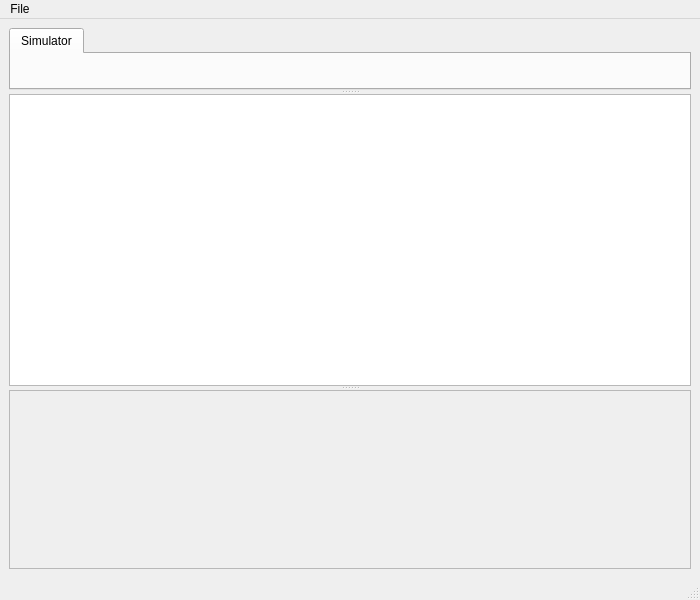
The window that pkmidicron/mainwindow.ui (patrickkidd/pkmidicron) describes before a commit, drawn with Qt 5.
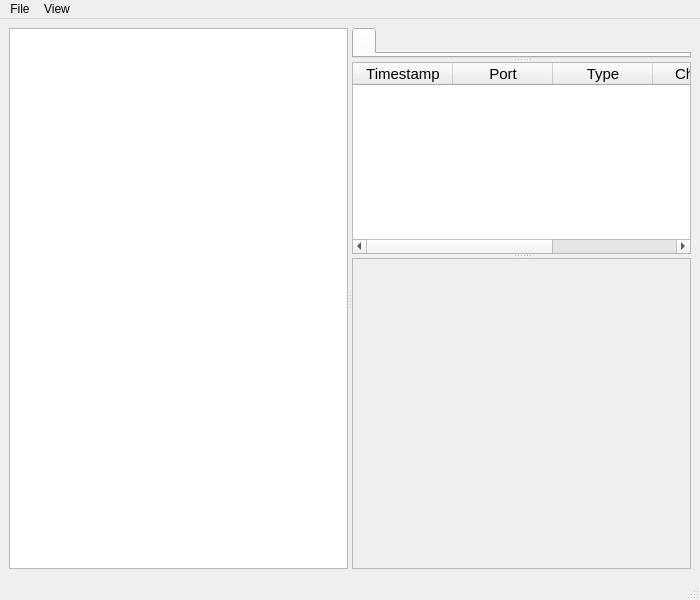
The same window after the commit. Custom widgets are drawn as their Qt base class.

The edit to the form file:
```diff
--- a/pkmidicron/mainwindow.ui
+++ b/pkmidicron/mainwindow.ui
@@ -21,92 +21,112 @@
     <item>
      <widget class="QSplitter" name="splitter">
       <property name="orientation">
-       <enum>Qt::Vertical</enum>
+       <enum>Qt::Horizontal</enum>
       </property>
-      <widget class="QTabWidget" name="tabWidget">
-       <widget class="QWidget" name="tabWidgetPage1">
-        <attribute name="title">
-         <string>Simulator</string>
+      <widget class="QListWidget" name="bindingsList">
+       <property name="minimumSize">
+        <size>
+         <width>200</width>
+         <height>0</height>
+        </size>
+       </property>
+      </widget>
+      <widget class="QSplitter" name="innerSplitter">
+       <property name="orientation">
+        <enum>Qt::Vertical</enum>
+       </property>
+       <widget class="QTabWidget" name="simulatorTabs">
+        <widget class="Simulator" name="simulator">
+         <attribute name="title">
+          <string/>
+         </attribute>
+        </widget>
+       </widget>
+       <widget class="QTableWidget" name="activityLog">
+        <property name="font">
+         <font>
+          <pointsize>11</pointsize>
+         </font>
+        </property>
+        <property name="editTriggers">
+         <set>QAbstractItemView::NoEditTriggers</set>
+        </property>
+        <property name="selectionMode">
+         <enum>QAbstractItemView::SingleSelection</enum>
+        </property>
+        <property name="selectionBehavior">
+         <enum>QAbstractItemView::SelectRows</enum>
+        </property>
+        <property name="showGrid">
+         <bool>false</bool>
+        </property>
+        <attribute name="horizontalHeaderDefaultSectionSize">
+         <number>100</number>
         </attribute>
-        <layout class="QVBoxLayout" name="verticalLayout_3">
-         <property name="sizeConstraint">
-          <enum>QLayout::SetNoConstraint</enum>
+        <attribute name="horizontalHeaderHighlightSections">
+         <bool>false</bool>
+        </attribute>
+        <attribute name="horizontalHeaderMinimumSectionSize">
+         <number>2</number>
+        </attribute>
+        <attribute name="horizontalHeaderStretchLastSection">
+         <bool>true</bool>
+        </attribute>
+        <attribute name="verticalHeaderVisible">
+         <bool>false</bool>
+        </attribute>
+        <attribute name="verticalHeaderDefaultSectionSize">
+         <number>15</number>
+        </attribute>
+        <attribute name="verticalHeaderMinimumSectionSize">
+         <number>15</number>
+        </attribute>
+        <column>
+         <property name="text">
+          <string>Timestamp</string>
          </property>
-         <property name="leftMargin">
-          <number>16</number>
+        </column>
+        <column>
+         <property name="text">
+          <string>Port</string>
          </property>
-         <property name="topMargin">
-          <number>16</number>
+        </column>
+        <column>
+         <property name="text">
+          <string>Type</string>
          </property>
-         <property name="rightMargin">
-          <number>16</number>
+        </column>
+        <column>
+         <property name="text">
+          <string>Channel</string>
          </property>
-         <property name="bottomMargin">
-          <number>16</number>
+        </column>
+        <column>
+         <property name="text">
+          <string>Data</string>
          </property>
-         <item>
-          <widget class="Simulator" name="simulator" native="true"/>
-         </item>
-        </layout>
+        </column>
        </widget>
-      </widget>
-      <widget class="QTextEdit" name="activityLog">
-       <property name="sizePolicy">
-        <sizepolicy hsizetype="Expanding" vsizetype="Expanding">
-         <horstretch>0</horstretch>
-         <verstretch>1</verstretch>
-        </sizepolicy>
-       </property>
-       <property name="readOnly">
-        <bool>true</bool>
-       </property>
-      </widget>
-      <widget class="QScrollArea" name="bindingScroller">
-       <property name="sizePolicy">
-        <sizepolicy hsizetype="Expanding" vsizetype="Expanding">
-         <horstretch>0</horstretch>
-         <verstretch>1</verstretch>
-        </sizepolicy>
-       </property>
-       <property name="widgetResizable">
-        <bool>true</bool>
-       </property>
-       <widget class="QWidget" name="bindingsWidget">
-        <property name="geometry">
-         <rect>
-          <x>0</x>
-          <y>0</y>
-          <width>674</width>
-          <height>201</height>
-         </rect>
+       <widget class="QScrollArea" name="bindingScroller">
+        <property name="sizePolicy">
+         <sizepolicy hsizetype="Expanding" vsizetype="Expanding">
+          <horstretch>0</horstretch>
+          <verstretch>1</verstretch>
+         </sizepolicy>
         </property>
-        <layout class="QVBoxLayout" name="bindingsLayout">
-         <property name="leftMargin">
-          <number>0</number>
+        <property name="widgetResizable">
+         <bool>true</bool>
+        </property>
+        <widget class="BindingProperties" name="bindingProperties">
+         <property name="geometry">
+          <rect>
+           <x>0</x>
+           <y>0</y>
+           <width>332</width>
+           <height>278</height>
+          </rect>
          </property>
-         <property name="topMargin">
-          <number>0</number>
-         </property>
-         <property name="rightMargin">
-          <number>0</number>
-         </property>
-         <property name="bottomMargin">
-          <number>0</number>
-         </property>
-         <item>
-          <spacer name="verticalSpacer">
-           <property name="orientation">
-            <enum>Qt::Vertical</enum>
-           </property>
-           <property name="sizeHint" stdset="0">
-            <size>
-             <width>20</width>
-             <height>116</height>
-            </size>
-           </property>
-          </spacer>
-         </item>
-        </layout>
+        </widget>
        </widget>
       </widget>
      </widget>
@@ -132,7 +152,16 @@
     <addaction name="actionSaveAs"/>
     <addaction name="actionAbout"/>
    </widget>
+   <widget class="QMenu" name="menuView">
+    <property name="title">
+     <string>View</string>
+    </property>
+    <addaction name="actionSimulator"/>
+    <addaction name="actionActivity_Log"/>
+    <addaction name="actionBindings"/>
+   </widget>
    <addaction name="menuFile"/>
+   <addaction name="menuView"/>
   </widget>
   <widget class="QStatusBar" name="statusbar"/>
   <action name="actionOpen">
@@ -183,6 +212,12 @@
    <header>.simulator.h</header>
    <container>1</container>
   </customwidget>
+  <customwidget>
+   <class>BindingProperties</class>
+   <extends>QWidget</extends>
+   <header>.bindingproperties.h</header>
+   <container>1</container>
+  </customwidget>
  </customwidgets>
  <resources/>
  <connections/>
```
Left out of the diff: 17 changed lines with no effect on the pictures.
